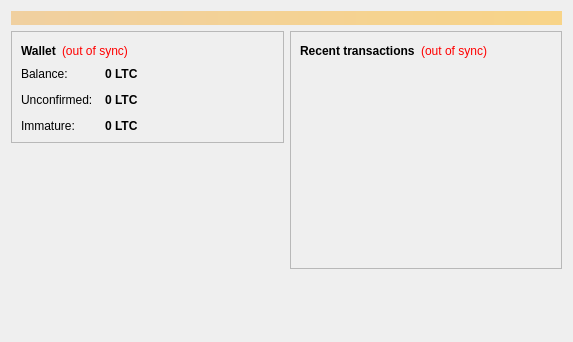
bullCoin123/bullmaster, file Bullcoin/src/qt/forms/overviewpage.ui: the form before one commit.
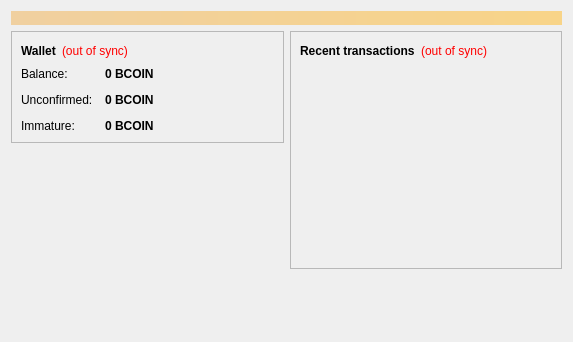
The form after the commit.

```diff
--- a/Bullcoin/src/qt/forms/overviewpage.ui
+++ b/Bullcoin/src/qt/forms/overviewpage.ui
@@ -122,7 +122,7 @@
                <string>Your current balance</string>
               </property>
               <property name="text">
-               <string notr="true">0 LTC</string>
+               <string notr="true">0 BCOIN</string>
               </property>
               <property name="textInteractionFlags">
                <set>Qt::LinksAccessibleByMouse|Qt::TextSelectableByKeyboard|Qt::TextSelectableByMouse</set>
@@ -151,7 +151,7 @@
                <string>Total of transactions that have yet to be confirmed, and do not yet count toward the current balance</string>
               </property>
               <property name="text">
-               <string notr="true">0 LTC</string>
+               <string notr="true">0 BCOIN</string>
               </property>
               <property name="textInteractionFlags">
                <set>Qt::LinksAccessibleByMouse|Qt::TextSelectableByKeyboard|Qt::TextSelectableByMouse</set>
@@ -177,7 +177,7 @@
                <string>Mined balance that has not yet matured</string>
               </property>
               <property name="text">
-               <string notr="true">0 LTC</string>
+               <string notr="true">0 BCOIN</string>
               </property>
               <property name="textInteractionFlags">
                <set>Qt::LinksAccessibleByMouse|Qt::TextSelectableByKeyboard|Qt::TextSelectableByMouse</set>
```
Left out of the diff: 4 changed lines with no effect on the pictures.
